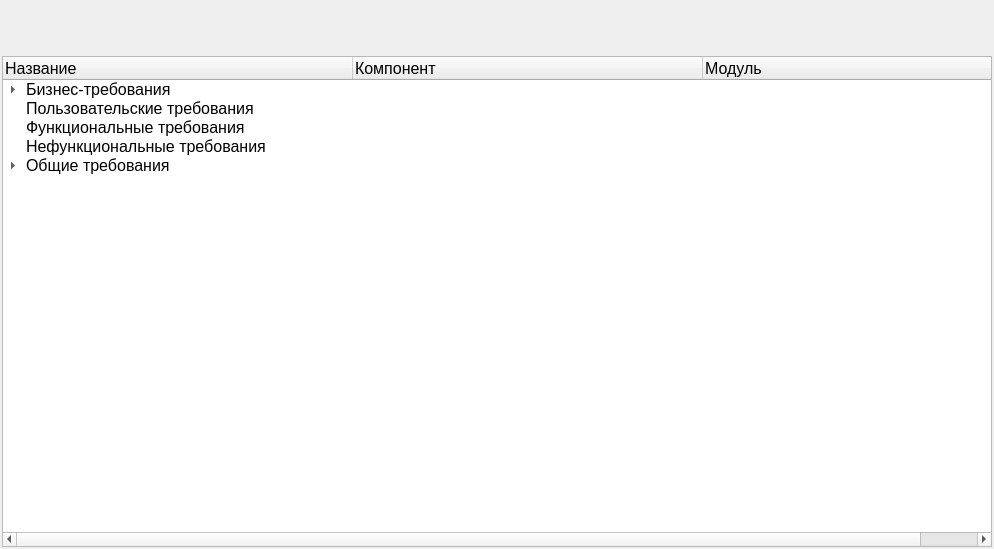
gen1izh/cpp, file plugins/analysis/widgets/analysis/bf_analizeform.ui: the form before one commit.
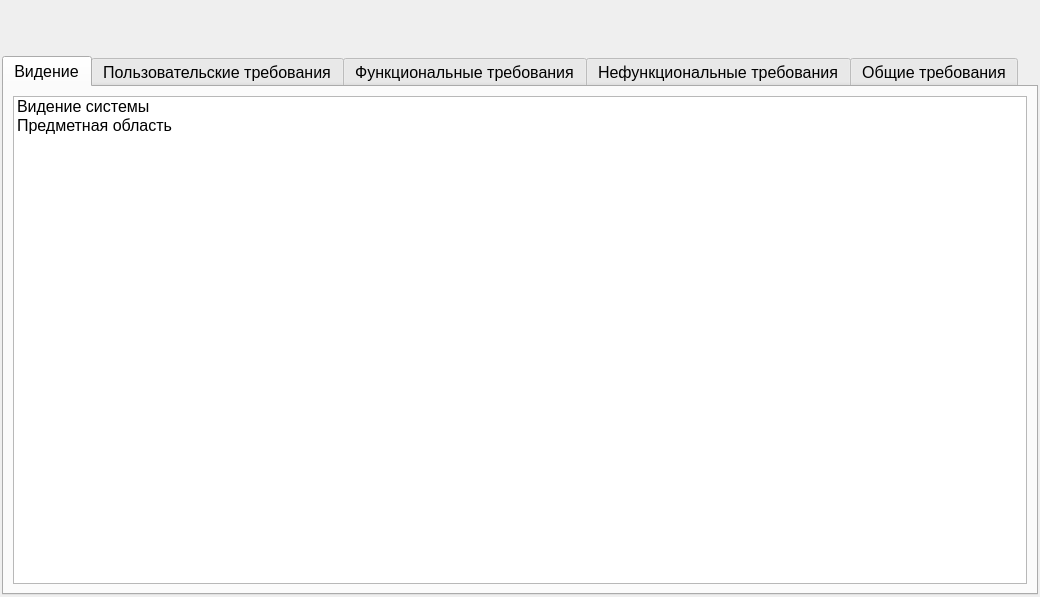
The form after the commit. The open tabs and pages were chosen to show the change. Icons and pictures are not drawn.

Commit message: upd: рефакторинг структуры проекта. Вместо жесткого дерева (система, подсистема, компонент, модуль) - гибкое дерево.

```diff
--- a/plugins/analysis/widgets/analysis/bf_analizeform.ui
+++ b/plugins/analysis/widgets/analysis/bf_analizeform.ui
@@ -6,8 +6,8 @@
    <rect>
     <x>0</x>
     <y>0</y>
-    <width>994</width>
-    <height>549</height>
+    <width>1040</width>
+    <height>597</height>
    </rect>
   </property>
   <property name="font">
@@ -36,7 +36,7 @@
     <number>2</number>
    </property>
    <item row="0" column="4">
-    <widget class="QPushButton" name="deleteButton">
+    <widget class="QPushButton" name="editButton">
      <property name="enabled">
       <bool>false</bool>
      </property>
@@ -111,8 +111,8 @@
      </property>
     </widget>
    </item>
-   <item row="0" column="3">
-    <widget class="QPushButton" name="editButton">
+   <item row="0" column="5">
+    <widget class="QPushButton" name="deleteButton">
      <property name="enabled">
       <bool>false</bool>
      </property>
@@ -162,142 +162,21 @@
      </property>
     </spacer>
    </item>
-   <item row="0" column="0">
-    <widget class="QPushButton" name="onEditorButton">
-     <property name="enabled">
-      <bool>false</bool>
-     </property>
-     <property name="maximumSize">
-      <size>
-       <width>48</width>
-       <height>48</height>
-      </size>
-     </property>
-     <property name="cursor">
-      <cursorShape>PointingHandCursor</cursorShape>
-     </property>
-     <property name="text">
-      <string/>
-     </property>
-     <property name="icon">
-      <iconset resource="../../../../klever/core/frameWork/resources/framework_resources.qrc">
-       <normaloff>:/images/raznoe31/raznoe31/48x48/13.png</normaloff>:/images/raznoe31/raznoe31/48x48/13.png</iconset>
-     </property>
-     <property name="iconSize">
-      <size>
-       <width>48</width>
-       <height>48</height>
-      </size>
-     </property>
-     <property name="autoRepeat">
-      <bool>false</bool>
-     </property>
-     <property name="autoExclusive">
-      <bool>false</bool>
-     </property>
-     <property name="flat">
-      <bool>true</bool>
-     </property>
-    </widget>
-   </item>
-   <item row="0" column="5">
-    <widget class="QPushButton" name="addButton">
-     <property name="enabled">
-      <bool>false</bool>
-     </property>
-     <property name="minimumSize">
-      <size>
-       <width>48</width>
-       <height>48</height>
-      </size>
-     </property>
-     <property name="maximumSize">
-      <size>
-       <width>48</width>
-       <height>48</height>
-      </size>
-     </property>
-     <property name="cursor">
-      <cursorShape>PointingHandCursor</cursorShape>
-     </property>
-     <property name="text">
-      <string/>
-     </property>
-     <property name="icon">
-      <iconset resource="../../../../klever/core/frameWork/resources/framework_resources.qrc">
-       <normaloff>:/images/raznoe31/raznoe31/48x48/112.png</normaloff>:/images/raznoe31/raznoe31/48x48/112.png</iconset>
-     </property>
-     <property name="iconSize">
-      <size>
-       <width>48</width>
-       <height>48</height>
-      </size>
-     </property>
-     <property name="flat">
-      <bool>true</bool>
-     </property>
-    </widget>
-   </item>
    <item row="1" column="0" colspan="7">
-    <widget class="QTreeWidget" name="analyzeTreeWidget">
-     <property name="font">
-      <font>
-       <family>MS Shell Dlg 2</family>
-       <pointsize>12</pointsize>
-      </font>
+    <widget class="QTabWidget" name="requirementsTab">
+     <property name="currentIndex">
+      <number>1</number>
      </property>
-     <property name="frameShape">
-      <enum>QFrame::StyledPanel</enum>
-     </property>
-     <property name="selectionBehavior">
-      <enum>QAbstractItemView::SelectRows</enum>
-     </property>
-     <property name="iconSize">
-      <size>
-       <width>24</width>
-       <height>24</height>
-      </size>
-     </property>
-     <property name="textElideMode">
-      <enum>Qt::ElideRight</enum>
-     </property>
-     <attribute name="headerCascadingSectionResizes">
-      <bool>false</bool>
-     </attribute>
-     <attribute name="headerDefaultSectionSize">
-      <number>350</number>
-     </attribute>
-     <attribute name="headerMinimumSectionSize">
-      <number>350</number>
-     </attribute>
-     <attribute name="headerShowSortIndicator" stdset="0">
-      <bool>false</bool>
-     </attribute>
-     <attribute name="headerStretchLastSection">
-      <bool>false</bool>
-     </attribute>
-     <column>
-      <property name="text">
-       <string>Название</string>
-      </property>
-     </column>
-     <column>
-      <property name="text">
-       <string>Компонент</string>
-      </property>
-     </column>
-     <column>
-      <property name="text">
-       <string>Модуль</string>
-      </property>
-     </column>
-     <item>
-      <property name="text">
-       <string>Бизнес-требования</string>
-      </property>
-      <item>
-       <property name="text">
+     <widget class="QWidget" name="tab">
+      <attribute name="title">
         <string>Видение</string>
+      </attribute>
+      <layout class="QVBoxLayout" name="verticalLayout">
+       <item>
+        <widget class="QListWidget" name="visionListWidget">
+         <item>
+          <property name="text">
+           <string>Видение системы</string>
        </property>
       </item>
       <item>
@@ -305,26 +184,47 @@
         <string>Предметная область</string>
        </property>
       </item>
-     </item>
-     <item>
-      <property name="text">
+        </widget>
+       </item>
+      </layout>
+     </widget>
+     <widget class="QWidget" name="tab_3">
+      <attribute name="title">
        <string>Пользовательские требования</string>
-      </property>
-     </item>
+      </attribute>
+      <layout class="QVBoxLayout" name="verticalLayout_5">
      <item>
-      <property name="text">
+        <widget class="QListWidget" name="userRequirementListWidget"/>
+       </item>
+      </layout>
+     </widget>
+     <widget class="QWidget" name="tab_2">
+      <attribute name="title">
        <string>Функциональные требования</string>
-      </property>
-     </item>
+      </attribute>
+      <layout class="QVBoxLayout" name="verticalLayout_4">
      <item>
-      <property name="text">
+        <widget class="QListWidget" name="funcRequirementListWidget"/>
+       </item>
+      </layout>
+     </widget>
+     <widget class="QWidget" name="tab_4">
+      <attribute name="title">
        <string>Нефункциональные требования</string>
-      </property>
-     </item>
+      </attribute>
+      <layout class="QVBoxLayout" name="verticalLayout_3">
      <item>
-      <property name="text">
+        <widget class="QListWidget" name="nofuncRequirementListWidget"/>
+       </item>
+      </layout>
+     </widget>
+     <widget class="QWidget" name="tab_5">
+      <attribute name="title">
        <string>Общие требования</string>
-      </property>
+      </attribute>
+      <layout class="QVBoxLayout" name="verticalLayout_2">
+       <item>
+        <widget class="QListWidget" name="commonRequirementListWidget">
       <item>
        <property name="text">
         <string>Бизнес-правила</string>
@@ -390,7 +290,51 @@
         <string>Требования к стороннему ПО</string>
        </property>
       </item>
-     </item>
+        </widget>
+       </item>
+      </layout>
+     </widget>
+    </widget>
+   </item>
+   <item row="0" column="3">
+    <widget class="QPushButton" name="addButton">
+     <property name="enabled">
+      <bool>false</bool>
+     </property>
+     <property name="minimumSize">
+      <size>
+       <width>48</width>
+       <height>48</height>
+      </size>
+     </property>
+     <property name="maximumSize">
+      <size>
+       <width>48</width>
+       <height>48</height>
+      </size>
+     </property>
+     <property name="cursor">
+      <cursorShape>PointingHandCursor</cursorShape>
+     </property>
+     <property name="toolTip">
+      <string>Добавить элемент требования</string>
+     </property>
+     <property name="text">
+      <string/>
+     </property>
+     <property name="icon">
+      <iconset resource="../../../../klever/core/frameWork/resources/framework_resources.qrc">
+       <normaloff>:/images/raznoe31/raznoe31/48x48/112.png</normaloff>:/images/raznoe31/raznoe31/48x48/112.png</iconset>
+     </property>
+     <property name="iconSize">
+      <size>
+       <width>48</width>
+       <height>48</height>
+      </size>
+     </property>
+     <property name="flat">
+      <bool>true</bool>
+     </property>
     </widget>
    </item>
   </layout>
```
Left out of the diff: 56 changed lines with no effect on the pictures. Lines whose indentation alone changed are shown as unchanged. The commit also changes 65 other files.
